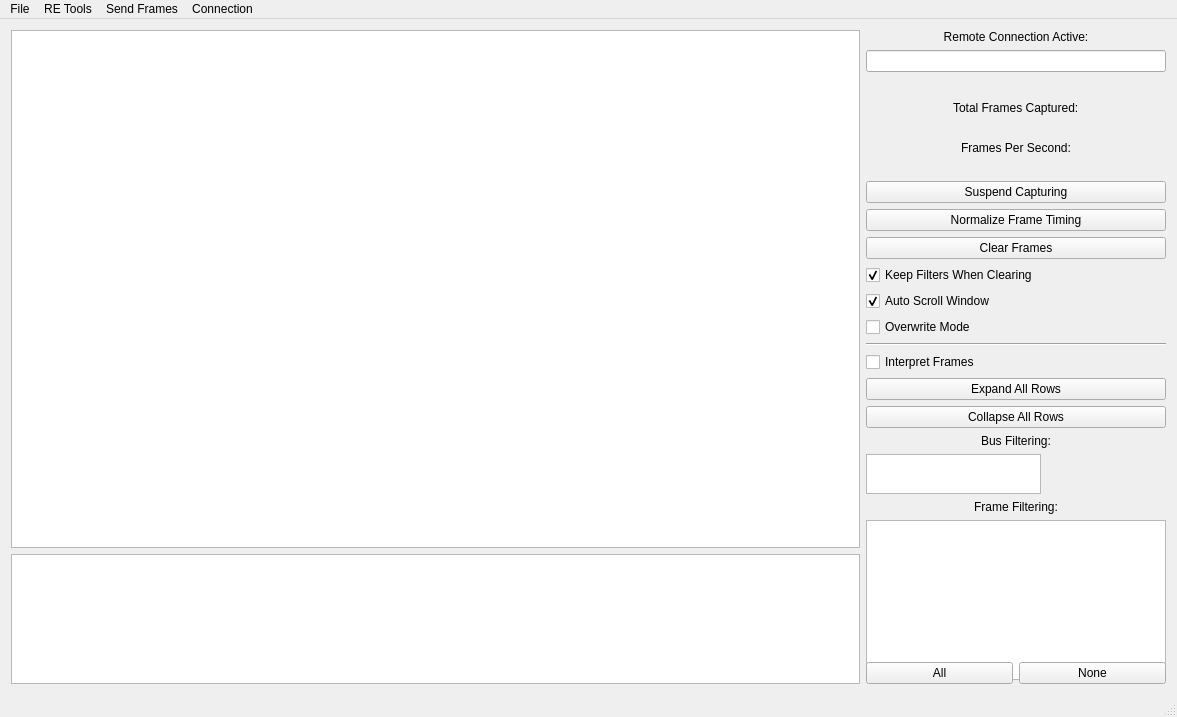
SOFTCARCLEAN/SavvyCAN, file ui/mainwindow.ui: the form before one commit.
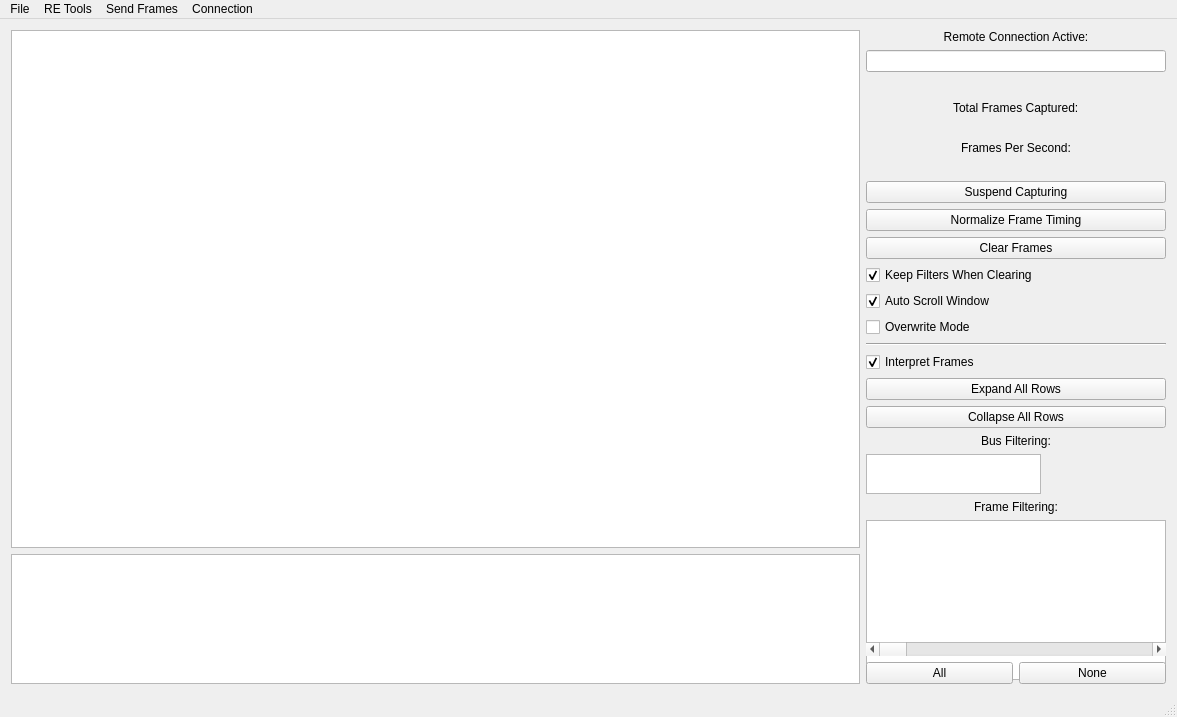
The form after the commit.

Commit message: Add scroll bar on  right layout (to test)

Diff of the .ui file:
```diff
--- a/ui/mainwindow.ui
+++ b/ui/mainwindow.ui
@@ -28,7 +28,7 @@
   <widget class="QWidget" name="centralWidget">
    <layout class="QVBoxLayout" name="verticalLayout_2" stretch="0">
     <item>
-     <layout class="QHBoxLayout" name="horizontalLayout_2" stretch="3,1">
+     <layout class="QHBoxLayout" name="horizontalLayout_2" stretch="4,1">
       <item>
        <layout class="QVBoxLayout" name="verticalLayout_3" stretch="4,1">
         <item>
@@ -278,6 +278,9 @@
           <property name="text">
            <string>Interpret Frames</string>
           </property>
+          <property name="checked">
+           <bool>true</bool>
+          </property>
          </widget>
         </item>
         <item>
@@ -358,6 +361,13 @@
           </property>
          </widget>
         </item>
+        <item>
+         <widget class="QScrollBar" name="horizontalScrollBar">
+          <property name="orientation">
+           <enum>Qt::Orientation::Horizontal</enum>
+          </property>
+         </widget>
+        </item>
         <item>
          <layout class="QHBoxLayout" name="horizontalLayout_3">
           <item>
```
